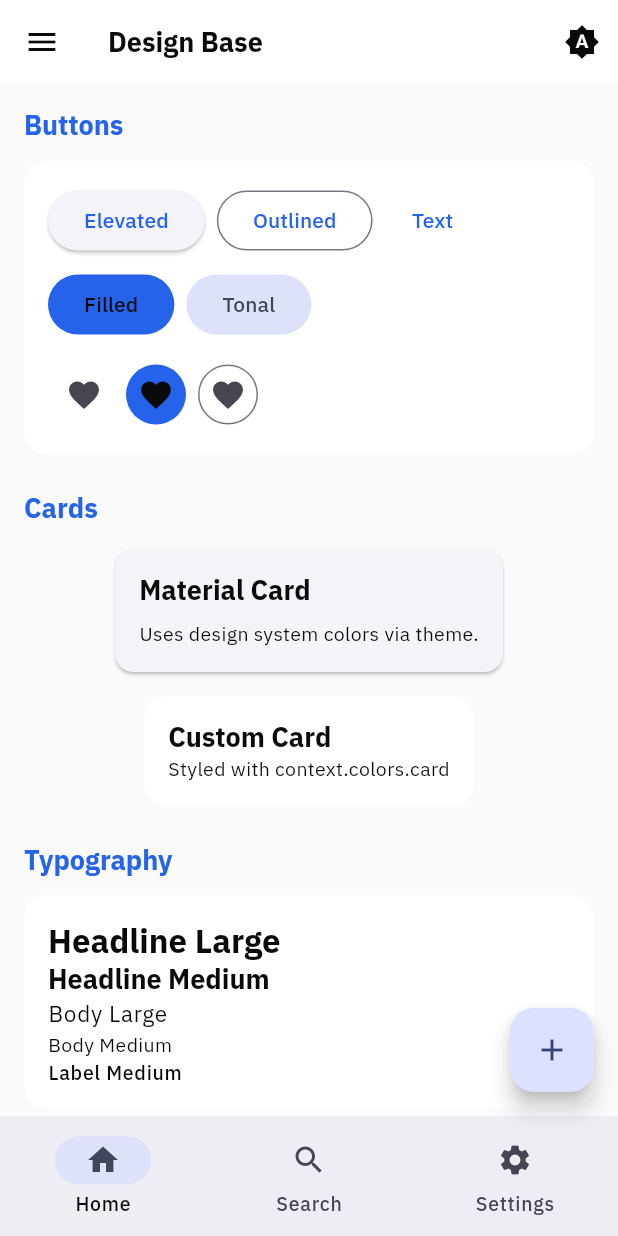
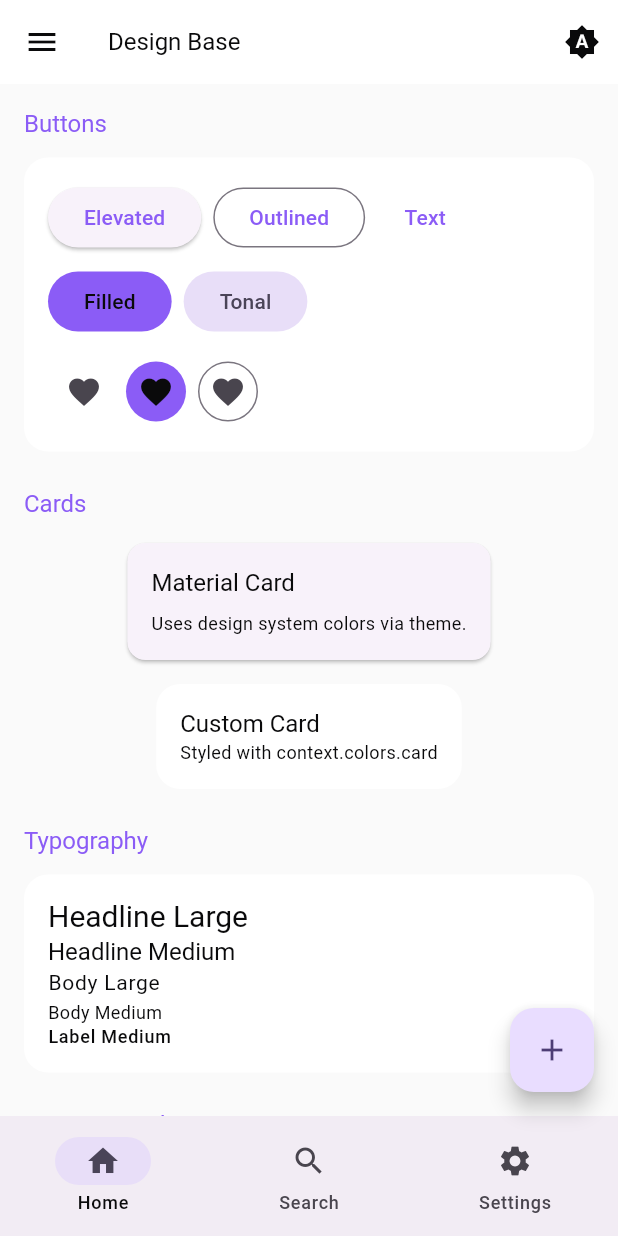
Before and after one commit to Intelligentmobiles-GmbH/im-design-system, a Flutter app: the screen it shows after launch, on a phone screen of 412 x 824 dp. Run offline on Flutter 3.47's test engine with Material 3 defaults, Android fonts, the phone set to English and light mode, and no system bars; our stand-ins replace google_fonts; Roboto replaces fonts that are missing (IBMPlexSans).

Commit message:
Disable override of the style.

```diff
--- a/example/lib/main.dart
+++ b/example/lib/main.dart
@@ -40,11 +40,11 @@ class _DesignBaseExampleAppState extends State<DesignBaseExampleApp> {
 
     return MaterialApp(
       title: 'Design Base Example',
-      theme: AppTheme.light(palette: customPalette, textTheme: textTheme),
-      darkTheme: AppTheme.dark(
-        palette: customDarkPalette,
-        textTheme: textTheme,
-      ),
+      theme: AppTheme.light(), //(palette: customPalette, textTheme: textTheme),
+      darkTheme: AppTheme.dark(), // (
+      // palette: customDarkPalette,
+      // textTheme: textTheme,
+      // ),
       themeMode: _themeMode,
       home: ExampleHomeScreen(
         themeMode: _themeMode,
```
